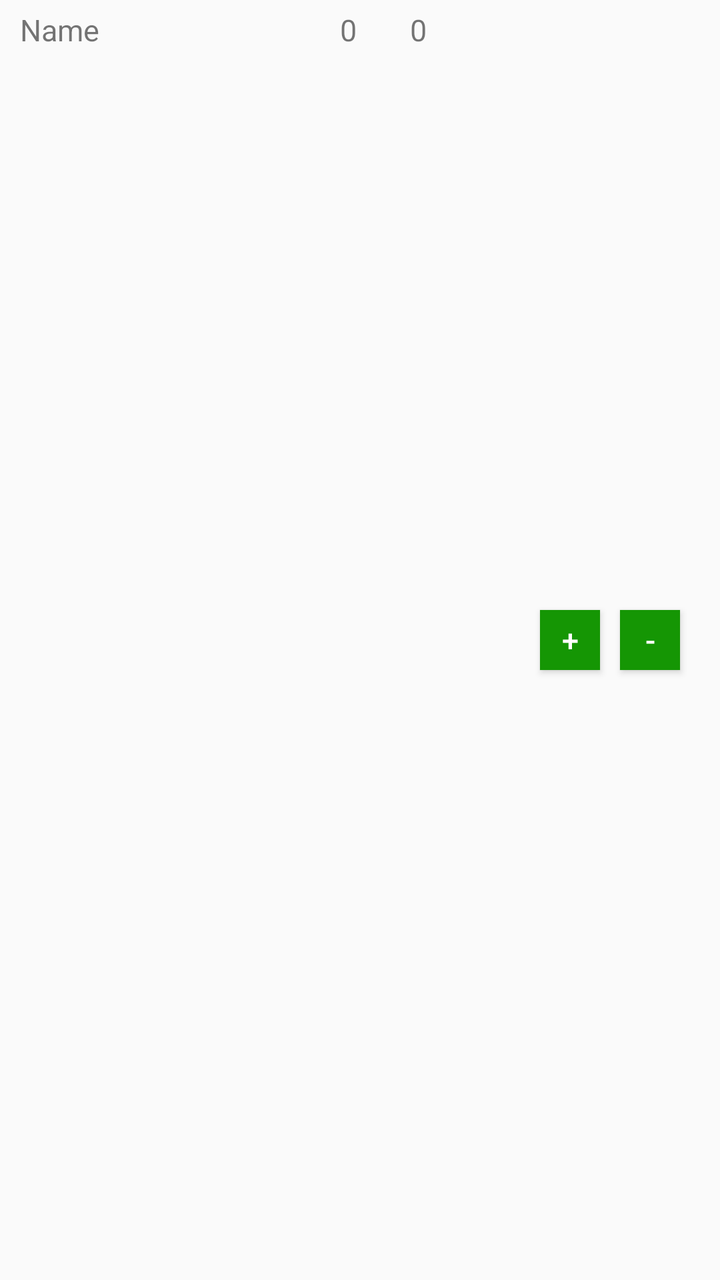
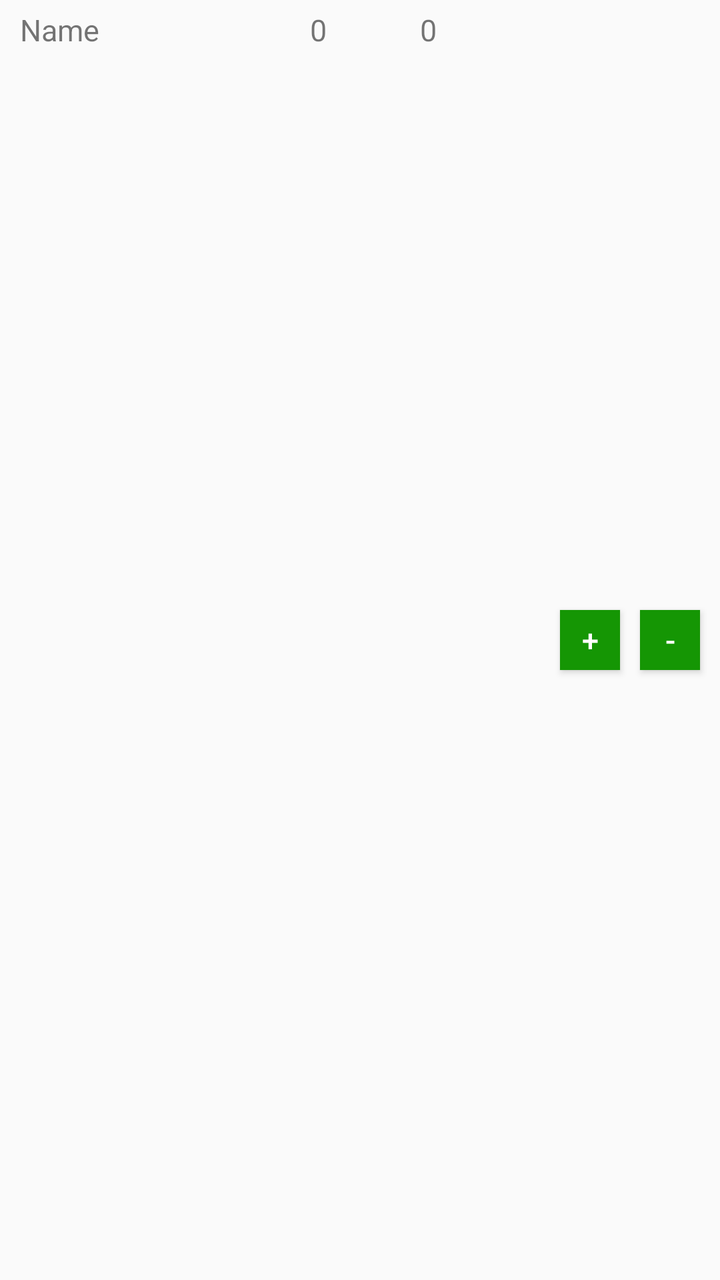

Two renders of the same Android screen: before a commit and after it. Below are the layout's source before the change and the commit's diff.
<!-- AndroidManifest.xml: application theme AppTheme -->
<!-- res/layout/row_item_game_hole_score.xml -->
<RelativeLayout
    xmlns:android="http://schemas.android.com/apk/res/android"
    android:layout_width="match_parent"
    android:layout_height="35dp">

    
    <TextView
        android:id="@+id/txtv_row_game_hole_score_hole_score_id"
        android:layout_width="0dp"
        android:layout_height="0dp"
        android:visibility="gone"/>

    
    <TextView
        android:id="@+id/txtv_row_game_hole_score_player_name"
        android:layout_width="120dp"
        android:layout_height="30dp"
        android:text="Name"
        android:textSize="15dp"
        android:paddingLeft="10dp"
        android:singleLine="true"
        android:ellipsize="end"
        android:gravity="center_vertical"/>

    
    <TextView
        android:id="@+id/txtv_row_game_hole_score_strokes"
        android:layout_width="25dp"
        android:layout_height="30dp"
        android:text="0"
        android:textSize="15dp"
        android:layout_toLeftOf="@+id/txtv_row_game_hole_score_score"
        android:gravity="center_vertical"/>

    
    <TextView
        android:id="@+id/txtv_row_game_hole_score_score"
        android:layout_marginLeft="10dp"
        android:layout_width="30dp"
        android:layout_height="30dp"
        android:text="0"
        android:textSize="15dp"
        android:layout_toLeftOf="@+id/bttn_row_game_hole_score_increase"
        android:gravity="center_vertical"/>

    
    <Button
        android:id="@+id/bttn_row_game_hole_score_increase"
        android:layout_width="30dp"
        android:layout_height="30dp"
        android:textColor="@color/white"
        android:background="@color/button_green"
        android:text="+"
        android:textSize="15dp"
        android:textAlignment="center"
        android:layout_toLeftOf="@+id/bttn_row_game_hole_score_decrease"
        android:layout_centerInParent="true"
        android:layout_marginRight="10dp"
        android:layout_marginLeft="35dp"/>

    
    <Button
        android:id="@+id/bttn_row_game_hole_score_decrease"
        android:layout_width="30dp"
        android:layout_height="30dp"
        android:textColor="@color/white"
        android:background="@color/button_green"
        android:text="-"
        android:textSize="15dp"
        android:layout_alignParentRight="true"
        android:layout_centerInParent="true"
        android:layout_marginRight="20dp"/>
</RelativeLayout>
<!-- resources referenced by this layout -->
<resources>
  <color name="button_green">#159604</color>
  <color name="white">#ffffff</color>
  <style name="AppTheme" parent="Theme.AppCompat.Light.DarkActionBar">
          
          <item name="colorPrimary">@color/colorPrimary</item>
          <item name="colorPrimaryDark">@color/colorPrimaryDark</item>
          <item name="colorAccent">@color/colorAccent</item>
      </style>
  <color name="colorPrimary">#3F51B5</color>
  <color name="colorPrimaryDark">#303F9F</color>
  <color name="colorAccent">#FF4081</color>
</resources>

<!-- the commit's change to res/layout/row_item_game_hole_score.xml (unified diff, before → after) -->
@@ -13,19 +13,18 @@
     
     <TextView
         android:id="@+id/txtv_row_game_hole_score_player_name"
-        android:layout_width="120dp"
+        android:layout_width="110dp"
         android:layout_height="30dp"
         android:text="Name"
         android:textSize="15dp"
         android:paddingLeft="10dp"
         android:singleLine="true"
-        android:ellipsize="end"
         android:gravity="center_vertical"/>
 
     
     <TextView
         android:id="@+id/txtv_row_game_hole_score_strokes"
-        android:layout_width="25dp"
+        android:layout_width="45dp"
         android:layout_height="30dp"
         android:text="0"
         android:textSize="15dp"
@@ -36,7 +35,7 @@
     <TextView
         android:id="@+id/txtv_row_game_hole_score_score"
         android:layout_marginLeft="10dp"
-        android:layout_width="30dp"
+        android:layout_width="35dp"
         android:layout_height="30dp"
         android:text="0"
         android:textSize="15dp"
@@ -69,5 +68,5 @@
         android:textSize="15dp"
         android:layout_alignParentRight="true"
         android:layout_centerInParent="true"
-        android:layout_marginRight="20dp"/>
+        android:layout_marginRight="10dp"/>
 </RelativeLayout>
